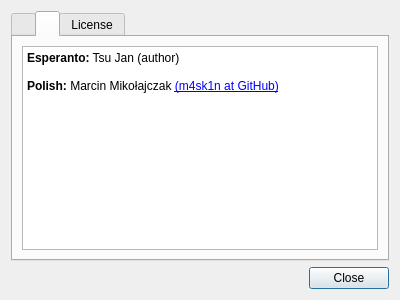
Before: the Qt Designer form feathernotes/about.ui in tsujan/FeatherNotes, drawn with Qt 5.
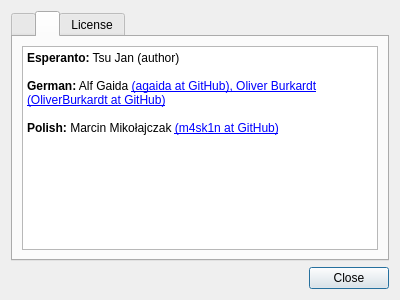
After: the same form once the commit is applied. The open tabs and pages were chosen to show the change.

Commit message: Updated Translators tab

Diff of the .ui file:
```diff
--- a/feathernotes/about.ui
+++ b/feathernotes/about.ui
@@ -99,6 +99,8 @@
 &lt;/style&gt;&lt;/head&gt;&lt;body style=&quot;  font-weight:400; font-style:normal;&quot;&gt;
 &lt;p style=&quot; margin-top:0px; margin-bottom:0px; margin-left:0px; margin-right:0px; -qt-block-indent:0; text-indent:0px;&quot;&gt;&lt;span style=&quot; font-weight:600;&quot;&gt;Esperanto:&lt;/span&gt; Tsu Jan (author)&lt;/p&gt;
 &lt;p style=&quot;-qt-paragraph-type:empty; margin-top:0px; margin-bottom:0px; margin-left:0px; margin-right:0px; -qt-block-indent:0; text-indent:0px;&quot;&gt;&lt;br /&gt;&lt;/p&gt;
+&lt;p style=&quot; margin-top:0px; margin-bottom:0px; margin-left:0px; margin-right:0px; -qt-block-indent:0; text-indent:0px;&quot;&gt;&lt;span style=&quot; font-weight:600;&quot;&gt;German:&lt;/span&gt; Alf Gaida &lt;a href=&quot;https://github.com/agaida&quot;&gt;&lt;span;&gt;(agaida at GitHub)&lt;/span&gt;&lt;/a&lt;/p&gt;, Oliver Burkardt &lt;a href=&quot;https://github.com/OliverBurkardt&quot;&gt;&lt;span;&gt;(OliverBurkardt at GitHub)&lt;/span&gt;&lt;/a&lt;/p&gt;
+&lt;p style=&quot;-qt-paragraph-type:empty; margin-top:0px; margin-bottom:0px; margin-left:0px; margin-right:0px; -qt-block-indent:0; text-indent:0px;&quot;&gt;&lt;br /&gt;&lt;/p&gt;
 &lt;p style=&quot; margin-top:0px; margin-bottom:0px; margin-left:0px; margin-right:0px; -qt-block-indent:0; text-indent:0px;&quot;&gt;&lt;span style=&quot; font-weight:600;&quot;&gt;Polish:&lt;/span&gt; Marcin Mikołajczak &lt;a href=&quot;https://github.com/m4sk1n&quot;&gt;&lt;span;&gt;(m4sk1n at GitHub)&lt;/span&gt;&lt;/a&gt;&lt;/p&gt;</string>
          </property>
          <property name="openExternalLinks">
```
The commit also changes 5 other files.
